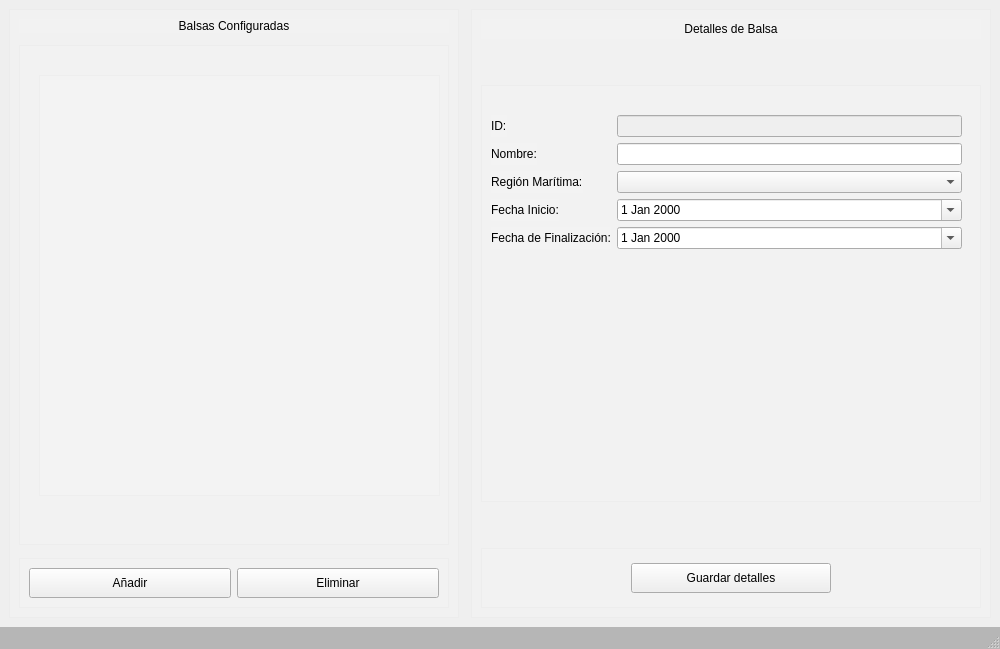
Before: the Qt Designer form salmon-twin/src/ui/raftConfig.ui in UO34554/SalmonTwinPYQT6, drawn with Qt 5.
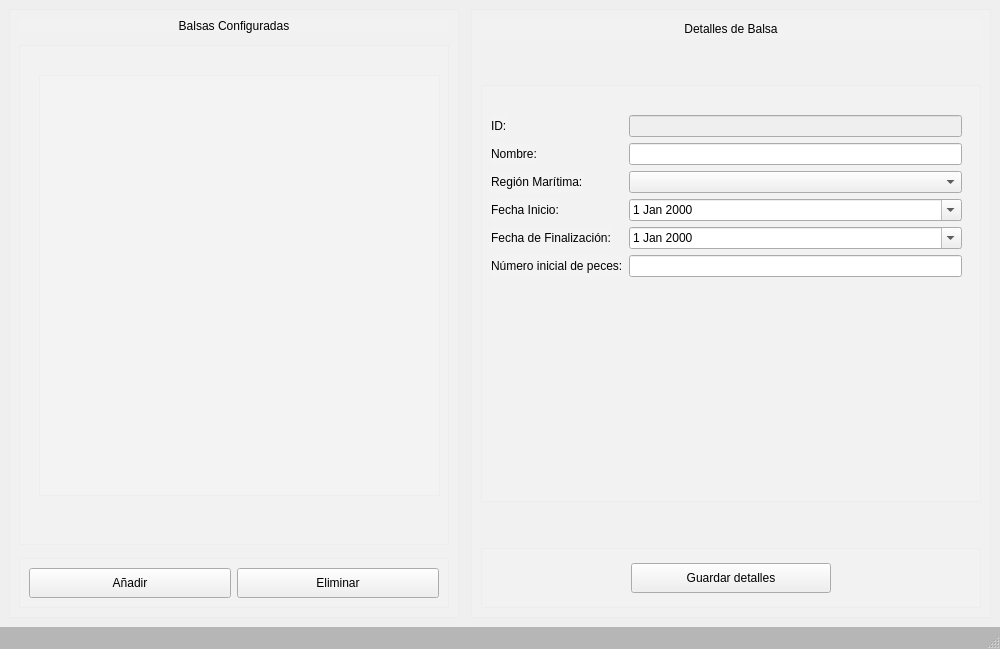
After: the same form once the commit is applied. Icons and pictures are not drawn.

Diff of the .ui file:
```diff
--- a/salmon-twin/src/ui/raftConfig.ui
+++ b/salmon-twin/src/ui/raftConfig.ui
@@ -377,6 +377,16 @@
            <item row="2" column="1">
             <widget class="QComboBox" name="regions"/>
            </item>
+           <item row="5" column="0">
+            <widget class="QLabel" name="label_8">
+             <property name="text">
+              <string>Número inicial de peces:</string>
+             </property>
+            </widget>
+           </item>
+           <item row="5" column="1">
+            <widget class="QLineEdit" name="fishesNumber"/>
+           </item>
           </layout>
          </widget>
         </widget>
```
